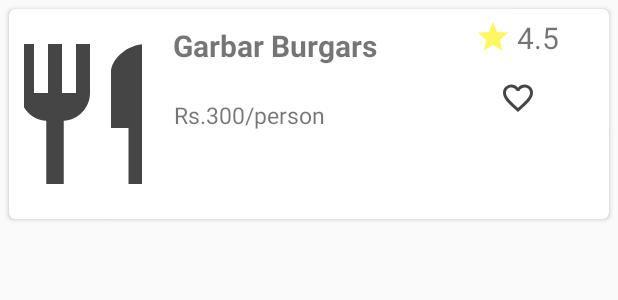
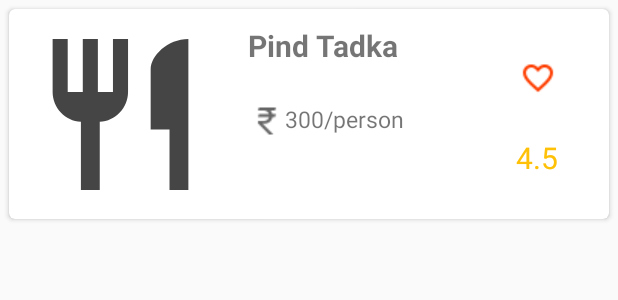
Before and after one commit to AlbinoB/RestaurantApp, an Android app: the layout dashboard_recycler_view_single_row.xml on its own in the app's theme, with its tools: preview values and no code run, on a phone screen of 412 x 824 dp. Shown: the top 300 px of the screen. Run offline under Robolectric (Android 15) with nearby library versions, the phone set to English and light mode, and no system bars; network calls fail.

Commit message:
DashBoard Updated

```diff
--- a/app/src/main/res/layout/dashboard_recycler_view_single_row.xml
+++ b/app/src/main/res/layout/dashboard_recycler_view_single_row.xml
@@ -9,7 +9,7 @@
     app:cardCornerRadius="4dp">
 
 
-<LinearLayout xmlns:android="http://schemas.android.com/apk/res/android"
+<LinearLayout
     android:orientation="horizontal"
     android:layout_width="match_parent"
     android:layout_height="wrap_content"
@@ -17,7 +17,7 @@
     android:id="@+id/llContent">
 
     <ImageView
-        android:layout_width="0dp"
+        android:layout_width="60dp"
         android:layout_height="120dp"
         android:scaleType="centerCrop"
         android:layout_margin="10dp"
@@ -33,7 +33,7 @@
         <TextView
             android:layout_width="wrap_content"
             android:layout_height="wrap_content"
-            android:text="Garbar Burgars"
+            android:text="Pind Tadka"
             android:textSize="20sp"
             android:id="@+id/textViewRestaurantName"
             android:textStyle="bold"
@@ -41,49 +41,59 @@
             android:padding="5dp"
             />
 
-    <TextView
-        android:layout_width="wrap_content"
-        android:layout_height="wrap_content"
-        android:text="Rs.300/person"
-        android:layout_marginLeft="20dp"
-        android:textSize="15sp"
-        android:padding="6dp"
-        android:layout_below="@id/textViewRestaurantName"
-        android:id="@+id/textViewPricePerPerson"
-        android:layout_margin="5dp"
+        <TextView
+            android:id="@+id/textViewPricePerPerson"
+            android:layout_width="wrap_content"
+            android:layout_height="wrap_content"
+            android:layout_below="@id/textViewRestaurantName"
+            android:layout_marginStart="5dp"
+            android:layout_marginLeft="20dp"
+            android:layout_marginTop="8dp"
+            android:layout_marginEnd="5dp"
+            android:layout_marginBottom="5dp"
 
-        />
+            android:drawableLeft="@drawable/rupee24"
+            android:padding="6dp"
+            android:text="300/person"
+            android:textSize="15sp" />
 
-</RelativeLayout>
+    </RelativeLayout>
 
     <RelativeLayout
         android:layout_width="wrap_content"
         android:layout_height="wrap_content"
         android:layout_weight="1.1">
 
+
+
+
+
+        <TextView
+            android:id="@+id/textViewfavourite"
+            android:layout_width="25dp"
+            android:layout_height="50dp"
+            android:layout_margin="10dp"
+            android:layout_centerHorizontal="true"
+
+            android:drawableEnd="@drawable/fav_outline"
+
+            />
+
         <TextView
             android:layout_width="wrap_content"
             android:layout_height="wrap_content"
             android:text="4.5"
+            android:textColor="#ffc107"
             android:drawablePadding="4dp"
             android:layout_centerHorizontal="true"
             android:padding="4dp"
-            android:drawableLeft="@drawable/ic_rating_star"
             android:textSize="20sp"
+            android:layout_below="@+id/textViewfavourite"
             android:id="@+id/textViewRating"
 
             />
 
-        <TextView
-            android:id="@+id/textViewfavourite"
-            android:layout_width="25dp"
-            android:layout_height="25dp"
-            android:layout_margin="10dp"
-            android:layout_centerHorizontal="true"
-            android:layout_below="@+id/textViewRating"
-            android:drawableEnd="@drawable/ic_unmark_favourite"
 
-            />
 
     </RelativeLayout>
 
--- a/build.gradle
+++ b/build.gradle
@@ -8,7 +8,7 @@ buildscript {
 
     }
     dependencies {
-        classpath 'com.android.tools.build:gradle:3.5.3'
+        classpath 'com.android.tools.build:gradle:3.6.1'
         classpath "org.jetbrains.kotlin:kotlin-gradle-plugin:$kotlin_version"
         // NOTE: Do not place your application dependencies here; they belong
         // in the individual module build.gradle files
```
Also changed, not shown: app/src/main/res/drawable-mdpi/fav_fill.png (added), app/src/main/res/drawable-mdpi/fav_outline.png (added), app/src/main/res/drawable-mdpi/rupee24.png (added), app/src/main/res/drawable-mdpi/rupee96.png (added), app/src/main/res/drawable-xxhdpi/rupee.png (added), gradle/wrapper/gradle-wrapper.properties.
